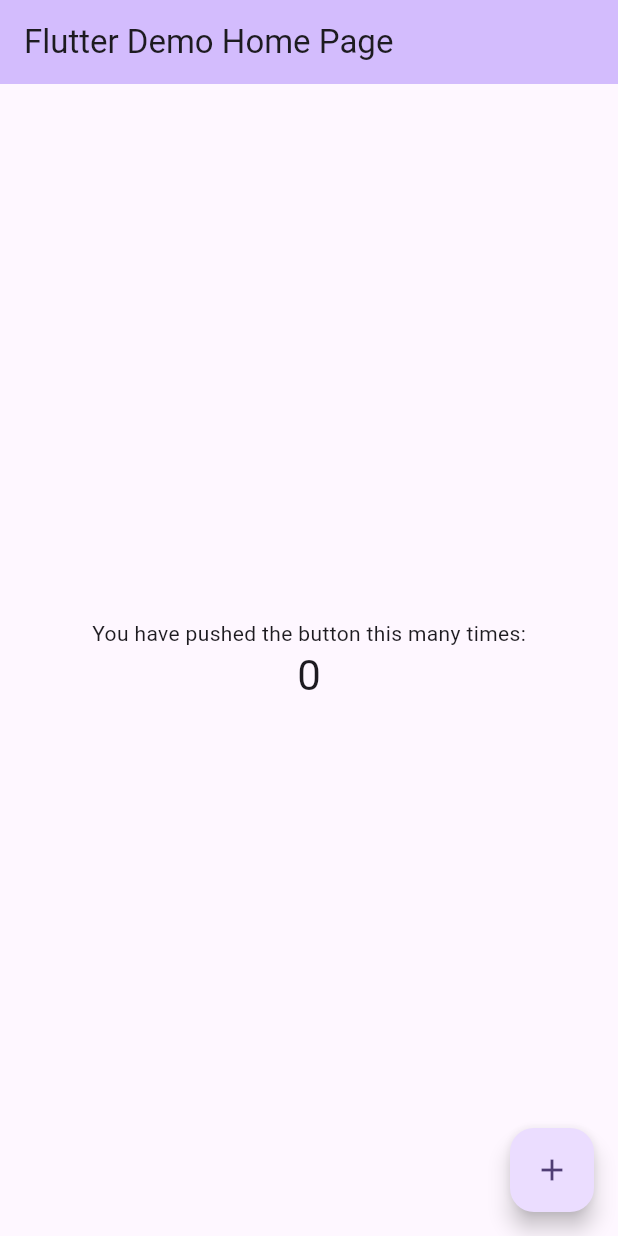
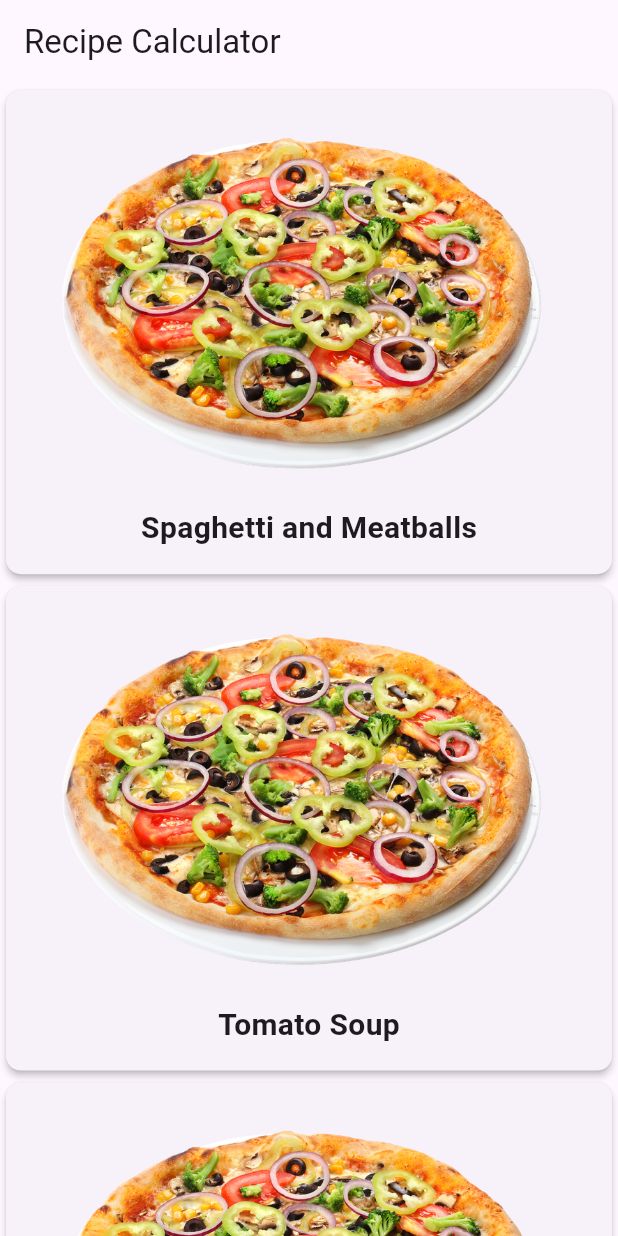
Before and after one commit to Mopheshi/FlutterApps, a Flutter app: the screen it shows after launch, on a phone screen of 412 x 824 dp. Run offline on Flutter 3.47's test engine with Material 3 defaults, Android fonts, the phone set to English and light mode, and no system bars; Roboto replaces fonts that are missing (Palatino).

Commit message:
Recipe Calculator

```diff
--- a/lib/main.dart
+++ b/lib/main.dart
@@ -1,18 +1,21 @@
 import 'package:flutter/material.dart';
 
+import 'recipe.dart';
+
 void main() {
-  runApp(const MyApp());
+  runApp(const RecipeApp());
 }
 
-class MyApp extends StatelessWidget {
-  const MyApp({super.key});
+class RecipeApp extends StatelessWidget {
+  const RecipeApp({super.key});
 
   // This widget is the root of your application.
   @override
   Widget build(BuildContext context) {
+    final ThemeData theme = ThemeData();
     return MaterialApp(
-      title: 'Flutter Demo',
-      theme: ThemeData(
+      title: 'Recipe Calculator',
+      theme: theme.copyWith(
         // This is the theme of your application.
         //
         // TRY THIS: Try running your application with "flutter run". You'll see
@@ -28,10 +31,12 @@ class MyApp extends StatelessWidget {
         //
         // This works for code too, not just values: Most code changes can be
         // tested with just a hot reload.
-        colorScheme: ColorScheme.fromSeed(seedColor: Colors.deepPurple),
-        useMaterial3: true,
+        colorScheme: theme.colorScheme.copyWith(
+          primary: Colors.grey,
+          secondary: Colors.black,
+        ),
       ),
-      home: const MyHomePage(title: 'Flutter Demo Home Page'),
+      home: const MyHomePage(title: 'Recipe Calculator'),
     );
   }
 }
@@ -55,71 +60,55 @@ class MyHomePage extends StatefulWidget {
 }
 
 class _MyHomePageState extends State<MyHomePage> {
-  int _counter = 0;
-
-  void _incrementCounter() {
-    setState(() {
-      // This call to setState tells the Flutter framework that something has
-      // changed in this State, which causes it to rerun the build method below
-      // so that the display can reflect the updated values. If we changed
-      // _counter without calling setState(), then the build method would not be
-      // called again, and so nothing would appear to happen.
-      _counter++;
-    });
+  @override
+  Widget build(BuildContext context) {
+    return Scaffold(
+      appBar: AppBar(
+        title: Text(widget.title),
+      ),
+      body: SafeArea(
+        child: ListView.builder(
+            // Builds a list using ListView.
+            itemCount: Recipe.samples.length,
+            itemBuilder: (BuildContext context, int index) {
+              // itemBuilder builds the widget tree for each row.
+              return buildRecipeCard(Recipe.samples[
+                  index]); // A Text widget displays the name of the recipe.
+            }),
+      ),
+    );
   }
 
-  @override
-  Widget build(BuildContext context) {
-    // This method is rerun every time setState is called, for instance as done
-    // by the _incrementCounter method above.
-    //
-    // The Flutter framework has been optimized to make rerunning build methods
-    // fast, so that you can just rebuild anything that needs updating rather
-    // than having to individually change instances of widgets.
-    return Scaffold(
-      appBar: AppBar(
-        // TRY THIS: Try changing the color here to a specific color (to
-        // Colors.amber, perhaps?) and trigger a hot reload to see the AppBar
-        // change color while the other colors stay the same.
-        backgroundColor: Theme.of(context).colorScheme.inversePrimary,
-        // Here we take the value from the MyHomePage object that was created by
-        // the App.build method, and use it to set our appbar title.
-        title: Text(widget.title),
-      ),
-      body: Center(
-        // Center is a layout widget. It takes a single child and positions it
-        // in the middle of the parent.
+  Widget buildRecipeCard(Recipe recipe) {
+    return Card(
+      elevation: 2.0,
+      //  A card’s elevation determines how high off the screen the card is, affecting its shadow.
+
+      shape: RoundedRectangleBorder(borderRadius: BorderRadius.circular(10.0)),
+      // shape handles the shape of the card. This code defines a rounded rectangle with a 10.0 corner radius.
+
+      child: Padding(
+        padding: const EdgeInsets.all(16.0),
+        // The padding child is still the same vertical Column with the image and text.
+
         child: Column(
-          // Column is also a layout widget. It takes a list of children and
-          // arranges them vertically. By default, it sizes itself to fit its
-          // children horizontally, and tries to be as tall as its parent.
-          //
-          // Column has various properties to control how it sizes itself and
-          // how it positions its children. Here we use mainAxisAlignment to
-          // center the children vertically; the main axis here is the vertical
-          // axis because Columns are vertical (the cross axis would be
-          // horizontal).
-          //
-          // TRY THIS: Invoke "debug painting" (choose the "Toggle Debug Paint"
-          // action in the IDE, or press "p" in the console), to see the
-          // wireframe for each widget.
-          mainAxisAlignment: MainAxisAlignment.center,
           children: <Widget>[
-            const Text(
-              'You have pushed the button this many times:',
+            Image(image: AssetImage(recipe.imageUrl)),
+            const SizedBox(
+              // Between the image and text is a SizedBox. This is a blank view with a fixed size.
+              height: 14.0,
             ),
             Text(
-              '$_counter',
-              style: Theme.of(context).textTheme.headlineMedium,
-            ),
+              recipe.label,
+              style: const TextStyle(
+                fontSize: 20.0,
+                fontWeight: FontWeight.w700,
+                fontFamily: 'Palatino',
+              ),
+            )
           ],
         ),
       ),
-      floatingActionButton: FloatingActionButton(
-        onPressed: _incrementCounter,
-        tooltip: 'Increment',
-        child: const Icon(Icons.add),
-      ), // This trailing comma makes auto-formatting nicer for build methods.
     );
   }
 }
--- /dev/null
+++ b/lib/recipe.dart
@@ -0,0 +1,36 @@
+class Recipe {
+  String label, imageUrl;
+
+  // TODO: Add servings and ingredients here
+
+  Recipe(this.label, this.imageUrl);
+
+  static List<Recipe> samples = [
+    Recipe(
+      'Spaghetti and Meatballs',
+      'assets/1422.png',
+    ),
+    Recipe(
+      'Tomato Soup',
+      'assets/1422.png',
+    ),
+    Recipe(
+      'Grilled Cheese',
+      'assets/1422.png',
+    ),
+    Recipe(
+      'Chocolate Chip Cookies',
+      'assets/1422.png',
+    ),
+    Recipe(
+      'Taco Salad',
+      'assets/1422.png',
+    ),
+    Recipe(
+      'Hawaiian Pizza',
+      'assets/1422.png',
+    ),
+  ];
+}
+
+// TODO: Add Ingredients() here
--- a/pubspec.yaml
+++ b/pubspec.yaml
@@ -62,6 +62,8 @@ flutter:
   # assets:
   #   - images/a_dot_burr.jpeg
   #   - images/a_dot_ham.jpeg
+  assets:
+    - assets/
 
   # An image asset can refer to one or more resolution-specific "variants", see
   # https://flutter.dev/assets-and-images/#resolution-aware
```
Also changed, not shown: assets/1422.png (added), 1 other file.
